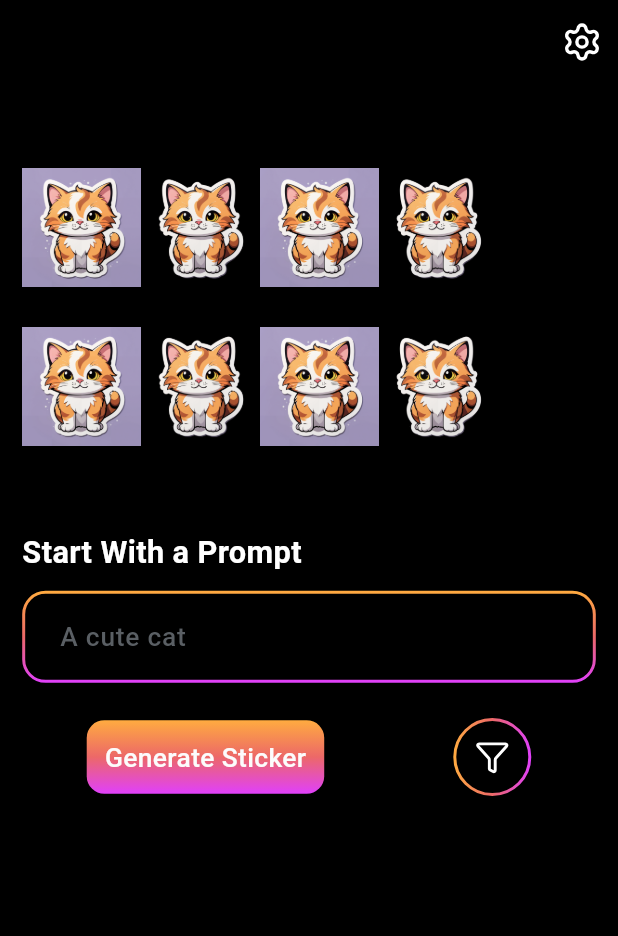
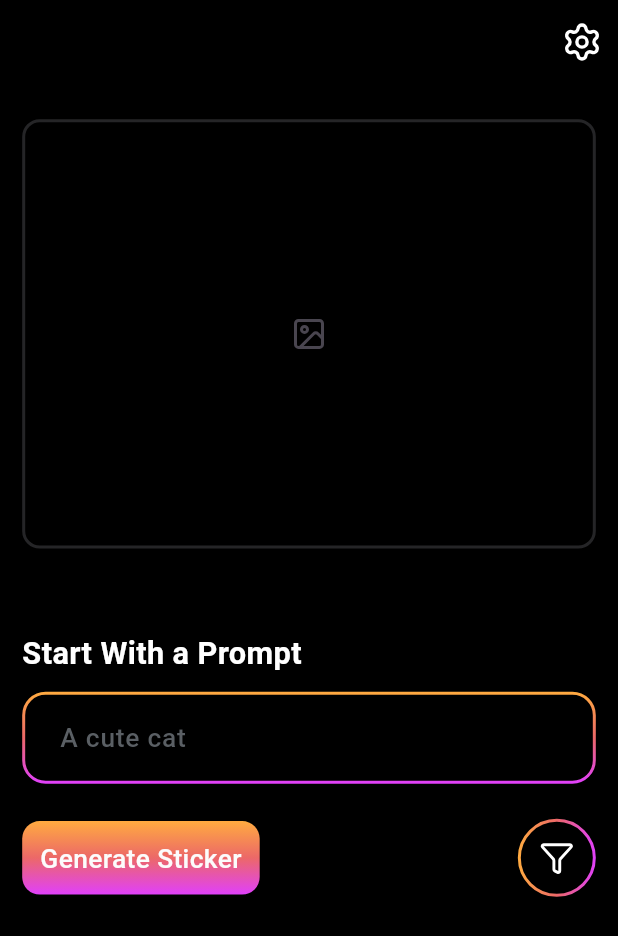
Before and after one commit to yigtkaya/StickrAI, a Flutter app: the LandingPage screen opened directly, on a phone screen of 412 x 824 dp. Shown: the top 936 px of the screen. Run offline on Flutter 3.47's test engine with Material 3 defaults, Android fonts, the light colour scheme and no system bars; our stand-ins replace app_links, cached_network_image, connectivity_plus, device_info_plus, dio, firebase_analytics and 19 more; missing offline and left inert: flutter_jailbreak_detection, flutter_statusbarcolor_ns, logger_plus, onesignal_flutter, purchases_flutter, saver_gallery and 1 more; accounts and stored records are empty; generated files the repository leaves out were written again; Roboto replaces fonts that are missing (Montserrat).

Commit message:
Remove unused code and update UI layout

```diff
--- a/lib/features/landing/presentation/landing_page.dart
+++ b/lib/features/landing/presentation/landing_page.dart
@@ -11,14 +11,12 @@ import 'package:stickerai/features/generated_image/presentation/generated_image_
 import 'package:stickerai/features/landing/providers/landing_providers.dart';
 import 'package:stickerai/settings/settings_sheet.dart';
 import 'package:stickerai/src/shared/constants/app_color_constants.dart';
-import 'package:stickerai/src/shared/constants/asset_constants.dart';
 import 'package:stickerai/src/shared/dialog/loading_dialog.dart';
 import 'package:stickerai/src/shared/extensions/build_context_extension.dart';
 import 'package:stickerai/src/shared/extensions/extension.dart';
 import 'package:stickerai/src/shared/extensions/list_extension.dart';
 import 'package:stickerai/src/shared/helpers/route_helper.dart';
 import 'package:stickerai/src/shared/widgets/form-area/custom_form_field.dart';
-import 'package:stickerai/src/shared/widgets/image/asset_image.dart';
 import 'package:wolt_modal_sheet/wolt_modal_sheet.dart';
 
 class LandingPage extends ConsumerStatefulWidget {
@@ -89,53 +87,32 @@ class _LandingPageState extends ConsumerState<LandingPage> {
             crossAxisAlignment: CrossAxisAlignment.start,
             mainAxisAlignment: MainAxisAlignment.start,
             children: [
-              44.rH,
-              Wrap(
-                direction: Axis.horizontal,
-                children: [
-                  AssetsImage(
-                    imgPath: AssetConstants.images.cuteCatExample,
-                    height: 100.w,
-                    width: 75.w,
+              24.rH,
+              Tooltip(
+                message: "Coming Soon",
+                triggerMode: TooltipTriggerMode.tap,
+                child: Container(
+                  decoration: BoxDecoration(
+                    border: Border.all(
+                      color: AppColors.greyBackground,
+                      width: 2,
+                    ),
+                    borderRadius: BorderRadius.circular(12.r),
                   ),
-                  AssetsImage(
-                    imgPath: AssetConstants.images.cuteCatExample2,
-                    height: 100.w,
-                    width: 75.w,
+                  child: Padding(
+                    padding: EdgeInsets.symmetric(vertical: 120.0.h),
+                    child: Center(
+                      child: IconButton(
+                        onPressed: () {
+                          // show tooltip as coming soon
+                        },
+                        icon: const Icon(LucideIcons.image),
+                      ),
+                    ),
                   ),
-                  AssetsImage(
-                    imgPath: AssetConstants.images.cuteCatExample,
-                    height: 100.w,
-                    width: 75.w,
-                  ),
-                  AssetsImage(
-                    imgPath: AssetConstants.images.cuteCatExample2,
-                    height: 100.w,
-                    width: 75.w,
-                  ),
-                  AssetsImage(
-                    imgPath: AssetConstants.images.cuteCatExample,
-                    height: 100.w,
-                    width: 75.w,
-                  ),
-                  AssetsImage(
-                    imgPath: AssetConstants.images.cuteCatExample2,
-                    height: 100.w,
-                    width: 75.w,
-                  ),
-                  AssetsImage(
-                    imgPath: AssetConstants.images.cuteCatExample,
-                    height: 100.w,
-                    width: 75.w,
-                  ),
-                  AssetsImage(
-                    imgPath: AssetConstants.images.cuteCatExample2,
-                    height: 100.w,
-                    width: 75.w,
-                  ),
-                ],
+                ),
               ),
-              44.rH,
+              56.rH,
               Text(
                 "Start With a Prompt",
                 style: TextStyle(
@@ -152,7 +129,7 @@ class _LandingPageState extends ConsumerState<LandingPage> {
               ),
               24.rH,
               Row(
-                mainAxisAlignment: MainAxisAlignment.spaceAround,
+                mainAxisAlignment: MainAxisAlignment.spaceBetween,
                 children: [
                   GestureDetector(
                     onTap: () async {
```
